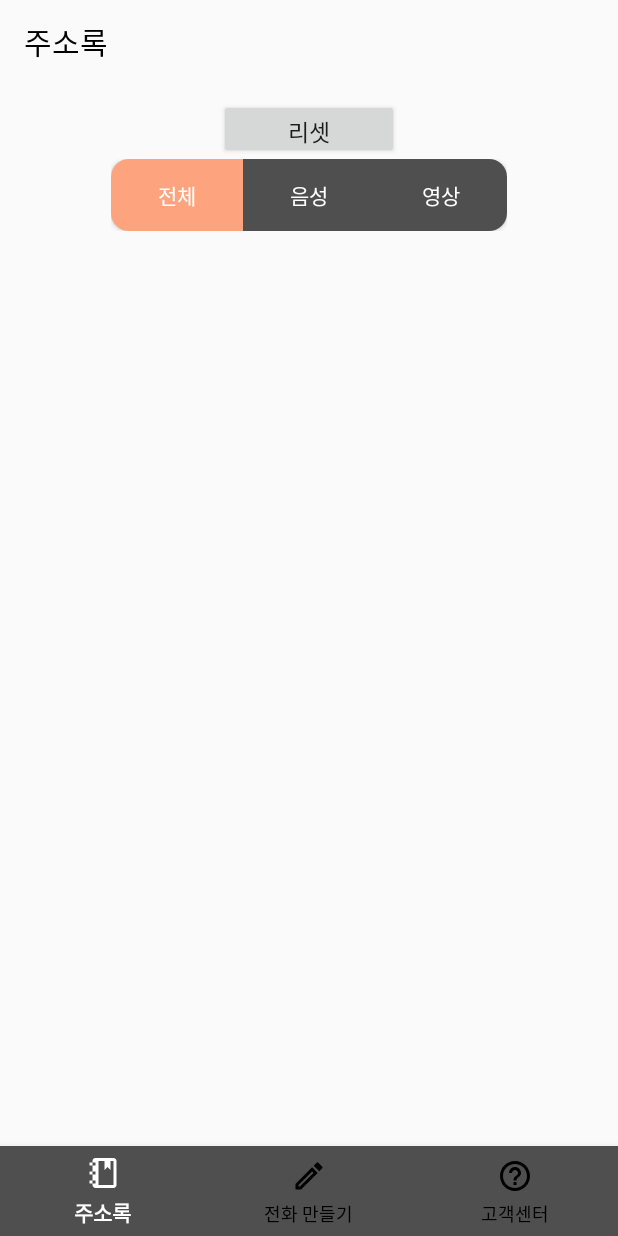
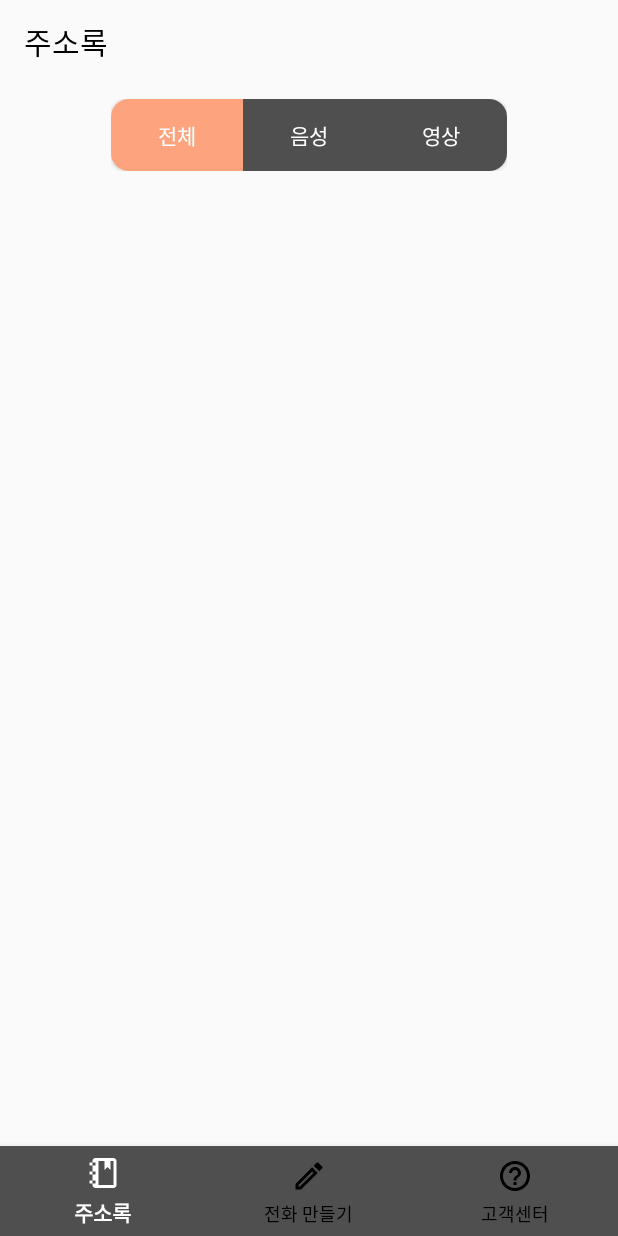
Before and after one commit to Yong-sik/MangtaeGrandpa, an Android app: the screen it shows after launch (AddressBookActivity), on a phone screen of 412 x 824 dp. Run offline under Robolectric (Android 15) with nearby library versions, the phone set to English and light mode, and no system bars; our stand-ins replace Room's generated code.

Commit message:
[PUSH] 1104 debug

```diff
--- a/app/src/main/java/com/grandpa/mangtae/AddressBookActivity.java
+++ b/app/src/main/java/com/grandpa/mangtae/AddressBookActivity.java
@@ -29,7 +29,6 @@ public class AddressBookActivity extends AppCompatActivity {
     Button buttonTotal;
     Button buttonVoice;
     Button buttonVideo;
-    Button buttonReset;
 
     @Override
     protected void onCreate(Bundle savedInstanceState) {
@@ -42,7 +41,6 @@ public class AddressBookActivity extends AppCompatActivity {
         buttonTotal = findViewById(R.id.button_total);
         buttonVoice = findViewById(R.id.button_voice);
         buttonVideo = findViewById(R.id.button_video);
-        buttonReset = findViewById(R.id.resetBtn);
 
         RecyclerView recyclerViewCallingList = findViewById(R.id.recyclerView_calling_list);
         callingAdapter = new CallingAdapter();
@@ -80,15 +78,6 @@ public class AddressBookActivity extends AppCompatActivity {
                 buttonTotal.setBackgroundResource(R.drawable.button_left_round_orange);
                 buttonVideo.setBackgroundResource(R.drawable.button_right_round_dark_gray);
                 filterTotal();
-            }
-        });
-
-        RoomDB db = RoomDB.getInstance(getApplicationContext());
-
-        buttonReset.setOnClickListener(new View.OnClickListener() {
-            @Override
-            public void onClick(View v) {
-                db.callingDao().reset();
             }
         });
 
@@ -132,11 +121,6 @@ public class AddressBookActivity extends AppCompatActivity {
         callingAdapter.submitData(getData());
     }
 
-    @Override
-    protected void onStart() {
-        super.onStart();
-    }
-
     private ArrayList<CallingData> getData(){
         RoomDB db = RoomDB.getInstance(getApplicationContext());
         callingDataList = new ArrayList<>();
--- a/app/src/main/java/com/grandpa/mangtae/CallingVideoActivity.java
+++ b/app/src/main/java/com/grandpa/mangtae/CallingVideoActivity.java
@@ -80,6 +80,11 @@ public class CallingVideoActivity extends AppCompatActivity {
     View.OnClickListener mClickListener =new View.OnClickListener() {
         @Override
         public void onClick(View v) {
+            if(mediaPlayer!=null && mediaPlayer.isPlaying()) {
+                mediaPlayer.stop();
+                mediaPlayer.release();
+                mediaPlayer = null;
+            }
             finish();
         }
     };
--- a/app/src/main/java/com/grandpa/mangtae/CallingVoiceActivity.java
+++ b/app/src/main/java/com/grandpa/mangtae/CallingVoiceActivity.java
@@ -64,6 +64,11 @@ public class CallingVoiceActivity extends AppCompatActivity {
     View.OnClickListener mClickListener =new View.OnClickListener() {
         @Override
         public void onClick(View v) {
+            if(mediaPlayer!=null && mediaPlayer.isPlaying()) {
+                mediaPlayer.stop();
+                mediaPlayer.release();
+                mediaPlayer = null;
+            }
             finish();
         }
     };
--- a/app/src/main/res/layout/activity_address_book.xml
+++ b/app/src/main/res/layout/activity_address_book.xml
@@ -15,16 +15,6 @@
         android:layout_marginBottom="10dp"
         app:titleTextColor="@color/black"
         app:title="주소록" />
-<!--    테스트용 reset btn-->
-    <Button
-        android:id="@+id/resetBtn"
-        android:layout_width="120dp"
-        android:layout_height="40dp"
-        android:layout_gravity="center"
-        android:text="리셋"
-        android:textSize="15sp"
-        />
-
 
     <LinearLayout
         android:id="@+id/linearLayoutCategory"
```
